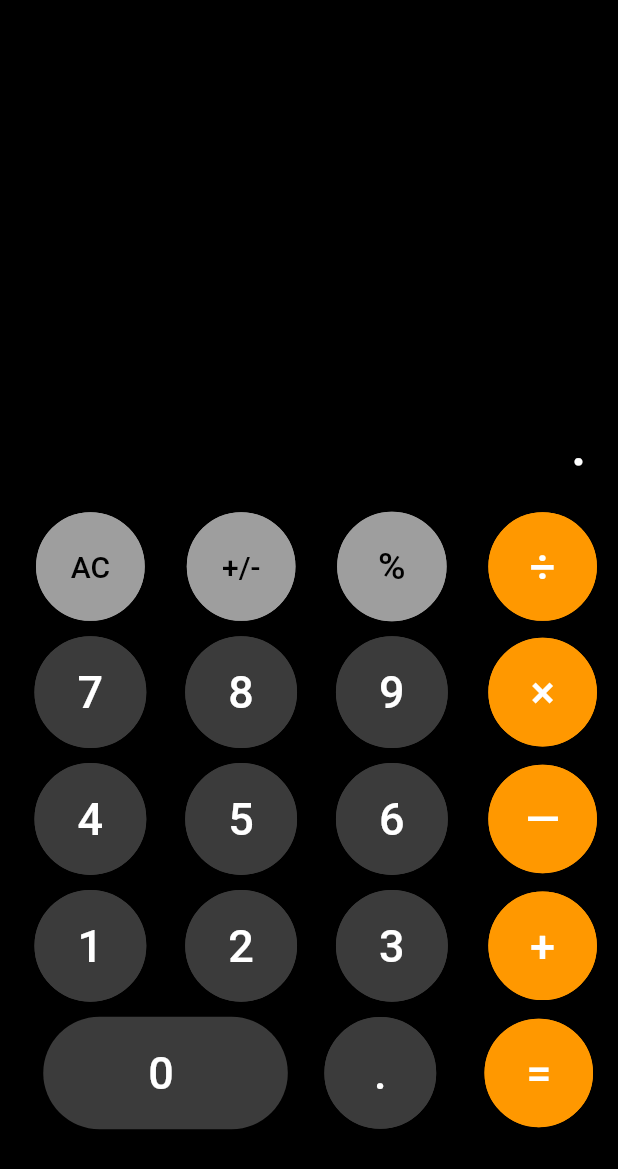
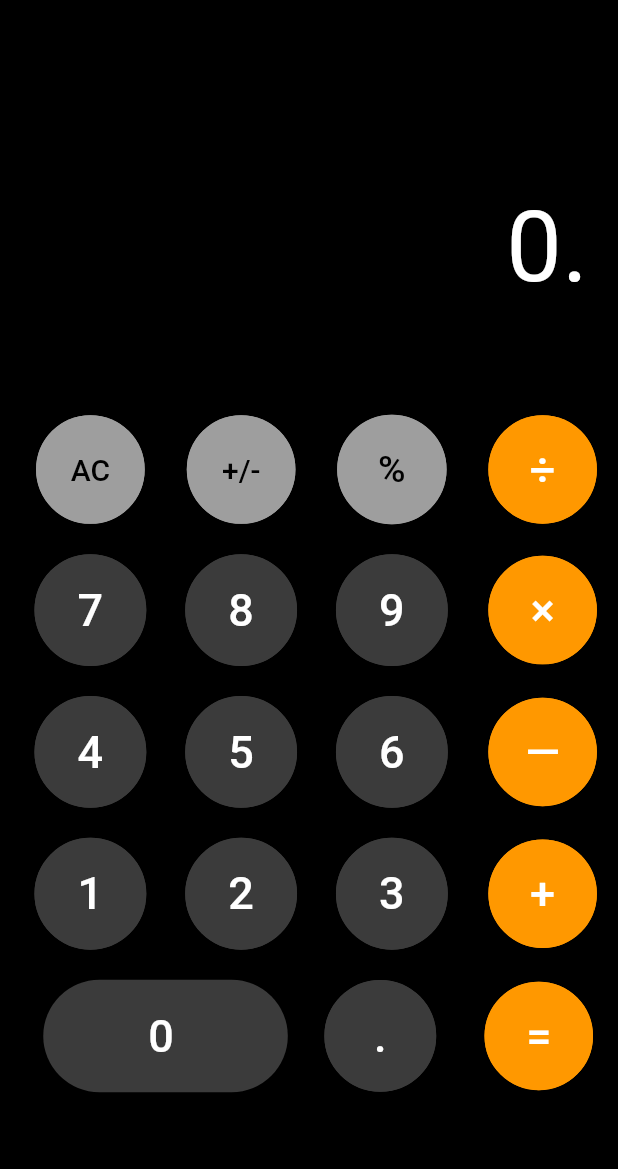
Before and after one commit to MarukoAnn/flutter_clac, a Flutter app: the screen it shows after launch, item 2 of the bottom bar chosen, on a phone screen of 412 x 824 dp. Shown: the top 1169 px of the screen. Run offline on Flutter 3.47's test engine with Material 2 defaults, Android fonts, the phone set to English and light mode, and no system bars; our stand-ins replace flutter_screenutil.

Commit message:
操作日志：      （1）计算器bug 修改

```diff
--- a/lib/main.dart
+++ b/lib/main.dart
@@ -44,19 +44,28 @@ class ContentBodyState extends State<ContentBody>{
     ScreenUtil.instance = ScreenUtil(width: 750, height: 1334)..init(context);
     return Column(
       children: [
-        new Container(
+        Expanded(
+          child: new Container(
             padding: EdgeInsets.only(top: 10.0, left: 10.0, right: 20.0,bottom: 10.0),
+            child: new Container(
               width: ScreenUtil().setWidth(750),
-          height: ScreenUtil().setHeight(520),
               alignment: Alignment.bottomRight,
-          child: new Text(sums, style: new TextStyle(
-            fontSize: 46,
+              margin: EdgeInsets.only(top: ScreenUtil().setHeight(160.0)),
+              child: new Text(
+                  sums,
+                  maxLines: 8,
+                  style: new TextStyle(
+                      fontSize: 66,
                       color: Colors.white
                   )
               ),
             ),
-        new Container(
-          padding: EdgeInsets.only(top: 10.0),
+          ),
+          flex: 1,
+        ),
+        Expanded(
+          child: new Container(
+            padding: EdgeInsets.only(top: ScreenUtil().setHeight(102.0)),
             width: ScreenUtil().setWidth(750),
             child: Column(
               children: [
@@ -68,7 +77,7 @@ class ContentBodyState extends State<ContentBody>{
                           child: new RaisedButton(
                             padding: EdgeInsets.all(ScreenUtil().setWidth(45)),
                             color: Colors.grey,
-                          splashColor: Colors.grey,
+                            splashColor: Colors.white,
                             onPressed: (){btnclick('重置');},
                             child: new Text('AC', style: new TextStyle(color: Colors.black, fontSize: 20)),
                             shape: new CircleBorder(side: BorderSide(color: Colors.grey)),
@@ -82,7 +91,7 @@ class ContentBodyState extends State<ContentBody>{
                           child: new RaisedButton(
                             padding: EdgeInsets.all(ScreenUtil().setWidth(45)),
                             color: Colors.grey,
-                          splashColor: Colors.grey,
+                            splashColor: Colors.white,
                             onPressed: (){btnclick('加/减');},
                             child: new Text('+/-', style: new TextStyle(color: Colors.black, fontSize: 20)),
                             shape: new CircleBorder(side: BorderSide(color: Colors.grey)),
@@ -96,7 +105,7 @@ class ContentBodyState extends State<ContentBody>{
                           child: new RaisedButton(
                             padding: EdgeInsets.all(ScreenUtil().setWidth(40)),
                             color: Colors.grey,
-                            splashColor: Colors.grey,
+                            splashColor: Colors.white,
                             onPressed: (){btnclick('百分号');},
                             child: new Text('%', style: new TextStyle(color: Colors.black, fontSize: 25)),
                             shape: new CircleBorder(side: BorderSide(color: Colors.grey)),
@@ -123,7 +132,7 @@ class ContentBodyState extends State<ContentBody>{
                   ),
                 ),
                 new Container(
-                padding: EdgeInsets.all(5.0),
+                  padding: EdgeInsets.all(10.0),
                 ),
                 new Center(
                   child: new Row(
@@ -134,7 +143,7 @@ class ContentBodyState extends State<ContentBody>{
                           child: new RaisedButton(
                             padding: EdgeInsets.all(ScreenUtil().setWidth(36)),
                             color: new Color(0xFF3B3B3B),
-                          splashColor: new Color(0xFF3B3B3B),
+                            splashColor: Colors.grey,
                             onPressed: (){numClick('7');},
                             child: new Text('7', style: new TextStyle(color: Colors.white, fontSize: 30)),
                             shape: new CircleBorder(side: BorderSide(color: new Color(0xFF3B3B3B))),
@@ -148,7 +157,7 @@ class ContentBodyState extends State<ContentBody>{
                           child: new RaisedButton(
                             padding: EdgeInsets.all(ScreenUtil().setWidth(36)),
                             color: new Color(0xFF3B3B3B),
-                          splashColor: new Color(0xFF3B3B3B),
+                            splashColor: Colors.grey,
                             onPressed: (){numClick('8');},
                             child: new Text('8', style: new TextStyle(color: Colors.white, fontSize: 30)),
                             shape: new CircleBorder(side: BorderSide(color: new Color(0xFF3B3B3B))),
@@ -162,7 +171,7 @@ class ContentBodyState extends State<ContentBody>{
                           child: new RaisedButton(
                             padding: EdgeInsets.all(ScreenUtil().setWidth(36)),
                             color: new Color(0xFF3B3B3B),
-                          splashColor: new Color(0xFF3B3B3B),
+                            splashColor: Colors.grey,
                             onPressed: (){numClick('9');},
                             child: new Text('9', style: new TextStyle(color: Colors.white, fontSize: 30)),
                             shape: new CircleBorder(side: BorderSide(color: new Color(0xFF3B3B3B))),
@@ -189,7 +198,7 @@ class ContentBodyState extends State<ContentBody>{
                   ),
                 ),
                 new Container(
-                padding: EdgeInsets.all(5.0),
+                  padding: EdgeInsets.all(10.0),
                 ),
                 new Center(
                   child: new Row(
@@ -200,7 +209,7 @@ class ContentBodyState extends State<ContentBody>{
                           child: new RaisedButton(
                             padding: EdgeInsets.all(ScreenUtil().setWidth(36)),
                             color: new Color(0xFF3B3B3B),
-                          splashColor: new Color(0xFF3B3B3B),
+                            splashColor: Colors.grey,
                             onPressed: (){numClick('4');},
                             child: new Text('4', style: new TextStyle(color: Colors.white, fontSize: 30)),
                             shape: new CircleBorder(side: BorderSide(color: new Color(0xFF3B3B3B))),
@@ -214,7 +223,7 @@ class ContentBodyState extends State<ContentBody>{
                           child: new RaisedButton(
                             padding: EdgeInsets.all(ScreenUtil().setWidth(36)),
                             color: new Color(0xFF3B3B3B),
-                          splashColor: new Color(0xFF3B3B3B),
+                            splashColor: Colors.grey,
                             onPressed: (){numClick('5');},
                             child: new Text('5', style: new TextStyle(color: Colors.white, fontSize: 30)),
                             shape: new CircleBorder(side: BorderSide(color: new Color(0xFF3B3B3B))),
@@ -228,7 +237,7 @@ class ContentBodyState extends State<ContentBody>{
                           child: new RaisedButton(
                             padding: EdgeInsets.all(ScreenUtil().setWidth(36)),
                             color: new Color(0xFF3B3B3B),
-                          splashColor: new Color(0xFF3B3B3B),
+                            splashColor: Colors.grey,
                             onPressed: (){numClick('6');},
                             child: new Text('6', style: new TextStyle(color: Colors.white, fontSize: 30)),
                             shape: new CircleBorder(side: BorderSide(color: new Color(0xFF3B3B3B))),
@@ -255,7 +264,7 @@ class ContentBodyState extends State<ContentBody>{
                   ),
                 ),
                 new Container(
-                padding: EdgeInsets.all(5.0),
+                  padding: EdgeInsets.all(10.0),
                 ),
                 new Center(
                   child: new Row(
@@ -266,7 +275,7 @@ class ContentBodyState extends State<ContentBody>{
                           child: new RaisedButton(
                             padding: EdgeInsets.all(ScreenUtil().setWidth(36)),
                             color: new Color(0xFF3B3B3B),
-                          splashColor: new Color(0xFF3B3B3B),
+                            splashColor: Colors.grey,
                             onPressed: (){numClick('1');},
                             child: new Text('1', style: new TextStyle(color: Colors.white, fontSize: 30)),
                             shape: new CircleBorder(side: BorderSide(color: new Color(0xFF3B3B3B))),
@@ -280,7 +289,7 @@ class ContentBodyState extends State<ContentBody>{
                           child: new RaisedButton(
                             padding: EdgeInsets.all(ScreenUtil().setWidth(36)),
                             color: new Color(0xFF3B3B3B),
-                          splashColor: new Color(0xFF3B3B3B),
+                            splashColor: Colors.grey,
                             onPressed: (){numClick('2');},
                             child: new Text('2', style: new TextStyle(color: Colors.white, fontSize: 30)),
                             shape: new CircleBorder(side: BorderSide(color: new Color(0xFF3B3B3B))),
@@ -294,7 +303,7 @@ class ContentBodyState extends State<ContentBody>{
                           child: new RaisedButton(
                             padding: EdgeInsets.all(ScreenUtil().setWidth(36)),
                             color: new Color(0xFF3B3B3B),
-                          splashColor: new Color(0xFF3B3B3B),
+                            splashColor: Colors.grey,
                             onPressed: (){numClick('3');},
                             child: new Text('3', style: new TextStyle(color: Colors.white, fontSize: 30)),
                             shape: new CircleBorder(side: BorderSide(color: new Color(0xFF3B3B3B))),
@@ -321,7 +330,7 @@ class ContentBodyState extends State<ContentBody>{
                   ),
                 ),
                 new Container(
-                padding: EdgeInsets.all(5.0),
+                  padding: EdgeInsets.all(10.0),
                 ),
                 new Center(
                   child: new Row(
@@ -331,7 +340,7 @@ class ContentBodyState extends State<ContentBody>{
                         child: new RaisedButton(
                           padding: EdgeInsets.only(left: 70.0, top: 20.0, bottom: 20.0, right: 76.0),
                           color: new Color(0xFF3B3B3B),
-                        splashColor: new Color(0xFF3B3B3B),
+                          splashColor: Colors.grey,
                           onPressed: (){numClick('0');},
                           child: new Text('0', style: new TextStyle(color: Colors.white, fontSize: 30)),
                           shape: new RoundedRectangleBorder(
@@ -345,7 +354,7 @@ class ContentBodyState extends State<ContentBody>{
                         child: new RaisedButton(
                           padding: EdgeInsets.all(ScreenUtil().setWidth(36)),
                           color: new Color(0xFF3B3B3B),
-                        splashColor: new Color(0xFF3B3B3B),
+                          splashColor: Colors.grey,
                           onPressed: (){numClick('.');},
                           child: new Text('.', style: new TextStyle(color: Colors.white, fontSize: 30)),
                           shape: new CircleBorder(side: BorderSide(color: new Color(0xFF3B3B3B))),
@@ -368,25 +377,28 @@ class ContentBodyState extends State<ContentBody>{
                 ),
               ],
             ),
-        )
+          ),
+          flex: 3,
+        ),
       ],
     );
   }
   numClick(e){
-    print(sums);
+    if(sums == '0'){
       if(e == '.'){
         setState(() {
           isDouble = true;
+          sums += e;
         });
-    }
-    if(sums == '0'){
+      }else {
         setState(() {
           sums = e;
         });
+      }
     }else{
       if(flag != ''){
         if(tag  ==  0 ){
-          if(sums.length < 14){
+          if(sums.length < 20){
             setState(() {
               sums += e;
             });
@@ -398,7 +410,7 @@ class ContentBodyState extends State<ContentBody>{
           });
         }
       }else{
-        if(sums.length < 14){
+        if(sums.length < 20){
           setState(() {
             sums += e;
           });
@@ -415,6 +427,8 @@ class ContentBodyState extends State<ContentBody>{
     switch(e){
       case '重置': setState(() {
         sums = '0';
+        tag = 0;
+        flag = '';
       });break;
       case '加': setState(() {
         total = sums;
@@ -449,9 +463,14 @@ class ContentBodyState extends State<ContentBody>{
         tag = 1;
         flag = '百分号';
         sums = (int.parse(sums) / 100).toString();
+        isDouble = true;
       });break;
       case '等于':
         sumClac();
+        setState(() {
+          tag = 1;
+          flag = 'true';
+        });
         clacVlaue();
     }
   }
@@ -535,10 +554,10 @@ class ContentBodyState extends State<ContentBody>{
   }
 //  判断计算值
   clacVlaue(){
-    if(sums.length >14){
-      setState(() {
-        sums = sums.substring(0, 14);
-      });
+//    if(sums.length >10){
+//      setState(() {
+//        sums = sums.substring(0, 10);
+//      });
+//    }
   }
 }
-}
```
Lines whose indentation alone changed are shown as unchanged.
